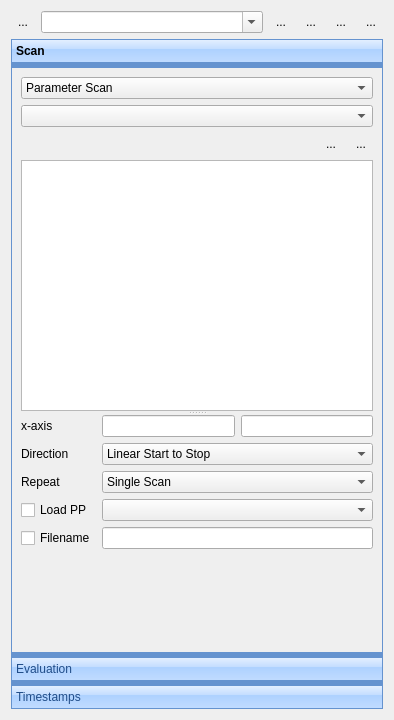
First picture: the form in ui/ScanControlUi.ui, repository MonroeQuantumNetworks/IonControl, before the edit.
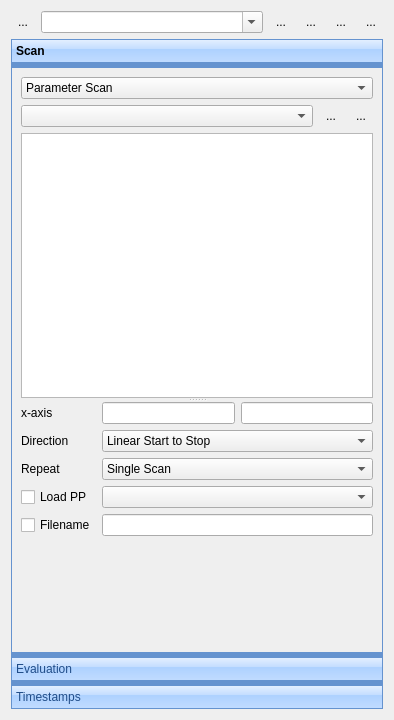
Second picture: the form after the edit. Icons and pictures are not drawn. Custom widgets are drawn as their Qt base class.

Diff of the .ui file:
```diff
--- a/ui/ScanControlUi.ui
+++ b/ui/ScanControlUi.ui
@@ -214,27 +214,14 @@
          </item>
         </widget>
        </item>
-       <item>
-        <widget class="RedBlackComboBox" name="comboBoxParameter">
-         <property name="maxVisibleItems">
-          <number>100</number>
-         </property>
-        </widget>
-       </item>
        <item>
         <layout class="QHBoxLayout" name="horizontalLayout_2">
          <item>
-          <spacer name="horizontalSpacer">
-           <property name="orientation">
-            <enum>Qt::Horizontal</enum>
+          <widget class="RedBlackComboBox" name="comboBoxParameter">
+           <property name="maxVisibleItems">
+            <number>100</number>
            </property>
-           <property name="sizeHint" stdset="0">
-            <size>
-             <width>40</width>
-             <height>20</height>
-            </size>
-           </property>
-          </spacer>
+          </widget>
          </item>
          <item>
           <widget class="QToolButton" name="addSegmentButton">
```
Left out of the diff: 9 changed lines with no effect on the pictures.
